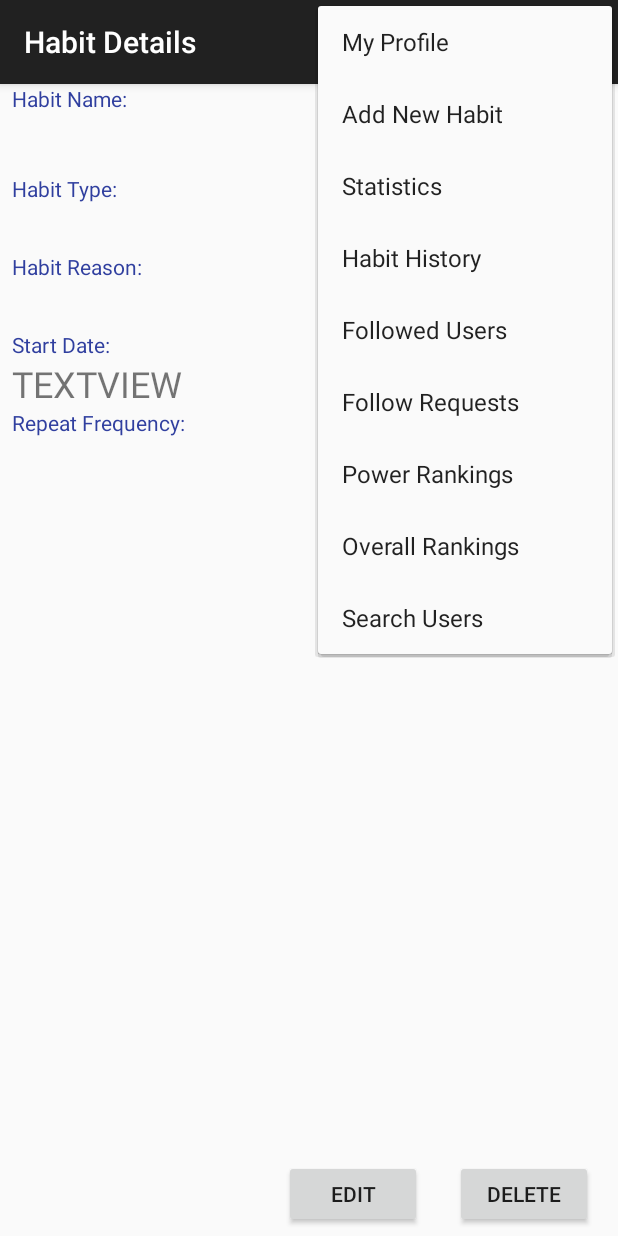
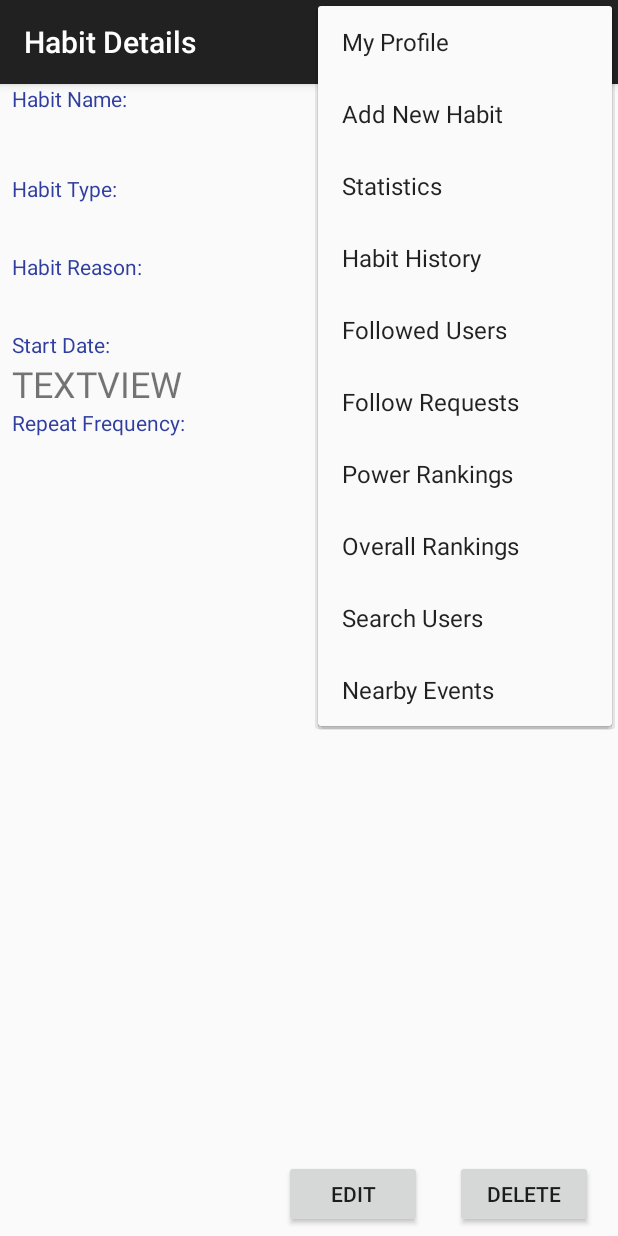
Before and after one commit to CMPUT301F17T15/CIA, an Android app: the HabitViewActivity screen opened directly, with no data from a screen before it, with the options menu open, on a phone screen of 412 x 824 dp. Run offline under Robolectric (Android 15) with nearby library versions, the phone set to English and light mode, and no system bars; 6 statements that could not run were skipped.

Commit message:
view nearby events on map implemented

```diff
--- a/app/src/main/res/menu/menu.xml
+++ b/app/src/main/res/menu/menu.xml
@@ -40,6 +40,10 @@
         android:id="@+id/menu_button_searchUsers"
         android:checkable="false"
         android:title="@string/menu_searchUsers" />
+    <item
+        android:id="@+id/menu_button_nearbyEvents"
+        android:checkable="false"
+        android:title="@string/menu_nearbyEvents" />
 
 
 </menu>
--- a/app/src/main/res/values/strings.xml
+++ b/app/src/main/res/values/strings.xml
@@ -13,6 +13,7 @@
     <string name="menu_searchUsers">Search Users</string>
     <string name="menu_FollowRequests">Follow Requests</string>
     <string name="menu_followedHistory">Follower History</string>
+    <string name="menu_nearbyEvents">Nearby Events</string>
     <string name="TodayTask">Today\'s Tasks</string>
     <string name="HabitNameText">Habit Name:</string>
     <string name="HabitTypeText">Habit Type:</string>
```
Also changed, not shown: app/src/main/java/com/cmput301/cia/activities/HomePageActivity.java (+23 -1 lines).
